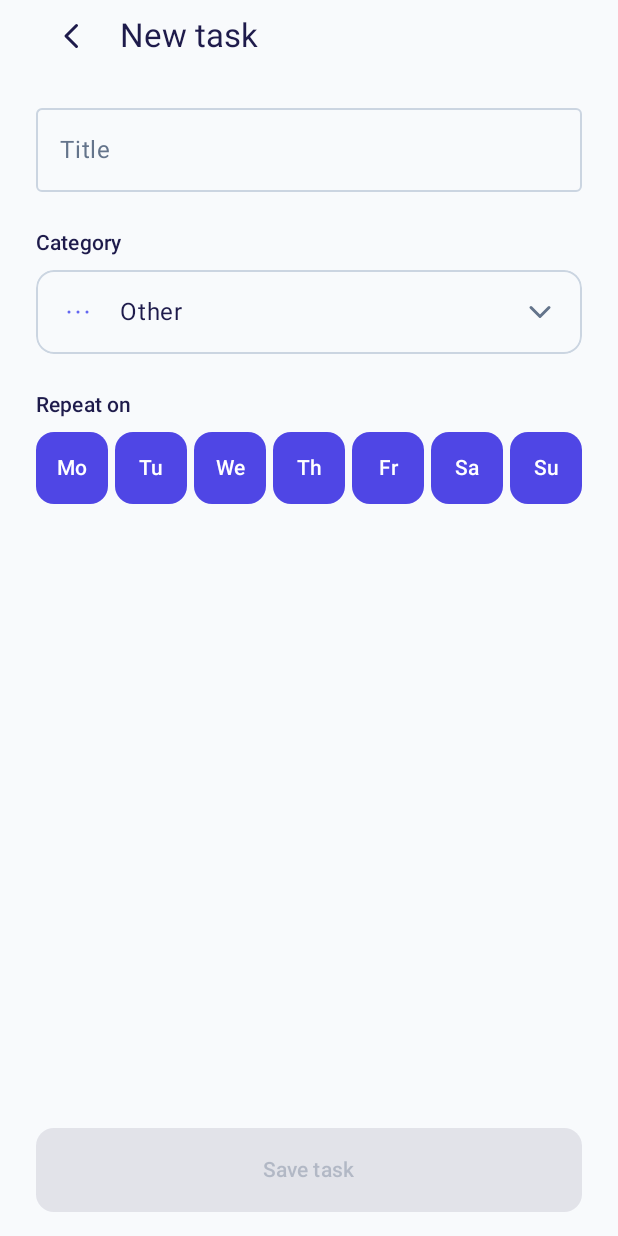
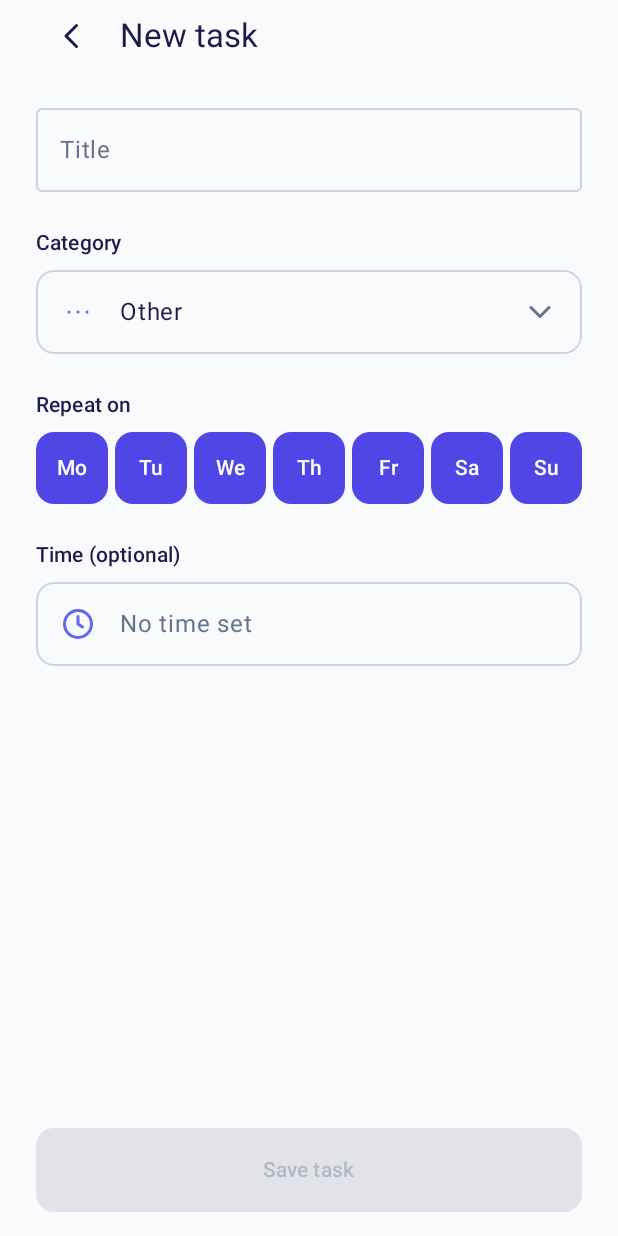
Before and after one commit to amirhosseinmodabberi/weave, an Android app built with Jetpack Compose: the screen it shows after launch (MainActivity), after a tap on "Add task", on a phone screen of 412 x 824 dp. Run offline under Robolectric (Android 15) with nearby library versions, the phone set to English and light mode, and no system bars; our stand-ins replace Dagger/Hilt's generated code, Room's generated code.

Commit message:
feat(task): add optional time to tasks

```diff
--- a/app/src/main/java/com/shinewhite/weave/ui/screens/AddTaskScreen.kt
+++ b/app/src/main/java/com/shinewhite/weave/ui/screens/AddTaskScreen.kt
@@ -21,15 +21,20 @@ import androidx.compose.foundation.rememberScrollState
 import androidx.compose.foundation.selection.toggleable
 import androidx.compose.foundation.shape.RoundedCornerShape
 import androidx.compose.foundation.verticalScroll
+import androidx.compose.material3.AlertDialog
 import androidx.compose.material3.Button
 import androidx.compose.material3.DropdownMenu
 import androidx.compose.material3.DropdownMenuItem
+import androidx.compose.material3.ExperimentalMaterial3Api
 import androidx.compose.material3.Icon
 import androidx.compose.material3.IconButton
 import androidx.compose.material3.MaterialTheme
 import androidx.compose.material3.OutlinedTextField
 import androidx.compose.material3.Surface
 import androidx.compose.material3.Text
+import androidx.compose.material3.TextButton
+import androidx.compose.material3.TimePicker
+import androidx.compose.material3.rememberTimePickerState
 import androidx.compose.runtime.Composable
 import androidx.compose.runtime.LaunchedEffect
 import androidx.compose.runtime.getValue
@@ -72,6 +77,7 @@ fun AddTaskScreen(taskId: Long?, onBack: () -> Unit, viewModel: AddTaskViewModel
         onTitleChange = viewModel::onTitleChange,
         onCategoryChange = viewModel::onCategoryChange,
         onDayToggle = viewModel::onDayToggle,
+        onTimeChange = viewModel::onTimeChange,
         onSave = viewModel::saveTask
     )
 }
@@ -83,8 +89,22 @@ fun AddTaskScreenContent(
     onTitleChange: (String) -> Unit,
     onCategoryChange: (TaskCategory) -> Unit,
     onDayToggle: (Int) -> Unit,
+    onTimeChange: (Int?) -> Unit,
     onSave: () -> Unit
 ) {
+    var showTimePicker by remember { mutableStateOf(false) }
+
+    if (showTimePicker) {
+        TimePickerDialog(
+            initialMinutes = uiState.timeMinutes,
+            onConfirm = {
+                onTimeChange(it)
+                showTimePicker = false
+            },
+            onDismiss = { showTimePicker = false }
+        )
+    }
+
     Surface(modifier = Modifier.fillMaxSize(), color = MaterialTheme.colorScheme.background) {
         Column(
             modifier = Modifier
@@ -149,6 +169,12 @@ fun AddTaskScreenContent(
                         }
                     }
                 }
+
+                TimeField(
+                    timeMinutes = uiState.timeMinutes,
+                    onClick = { showTimePicker = true },
+                    onClear = { onTimeChange(null) }
+                )
 
                 uiState.errorMessage?.let {
                     Text(
@@ -250,6 +276,74 @@ private fun CategoryDropdown(selected: TaskCategory, onSelected: (TaskCategory)
 }
 
 @Composable
+private fun TimeField(timeMinutes: Int?, onClick: () -> Unit, onClear: () -> Unit) {
+    val shape = RoundedCornerShape(Dimens.cornerRadius)
+
+    Column(verticalArrangement = Arrangement.spacedBy(Dimens.paddingSmall)) {
+        Text(
+            text = "Time (optional)",
+            style = MaterialTheme.typography.labelLarge,
+            color = MaterialTheme.colorScheme.onBackground
+        )
+        Row(verticalAlignment = Alignment.CenterVertically) {
+            Row(
+                modifier = Modifier
+                    .weight(1f)
+                    .height(Dimens.buttonHeight)
+                    .clip(shape)
+                    .border(1.dp, MaterialTheme.colorScheme.outline, shape)
+                    .clickable(role = Role.Button, onClick = onClick)
+                    .padding(horizontal = Dimens.paddingMedium),
+                verticalAlignment = Alignment.CenterVertically
+            ) {
+                Icon(
+                    imageVector = WeaveIcons.Clock,
+                    contentDescription = null,
+                    tint = MaterialTheme.colorScheme.secondary
+                )
+                Text(
+                    text = timeMinutes?.let { formatTime(it) } ?: "No time set",
+                    modifier = Modifier.padding(start = Dimens.paddingMedium),
+                    style = MaterialTheme.typography.bodyLarge,
+                    color = if (timeMinutes == null) {
+                        MaterialTheme.colorScheme.onSurfaceVariant
+                    } else {
+                        MaterialTheme.colorScheme.onBackground
+                    }
+                )
+            }
+            if (timeMinutes != null) {
+                TextButton(onClick = onClear) { Text("Clear") }
+            }
+        }
+    }
+}
+
+@OptIn(ExperimentalMaterial3Api::class)
+@Composable
+private fun TimePickerDialog(initialMinutes: Int?, onConfirm: (Int) -> Unit, onDismiss: () -> Unit) {
+    val initial = initialMinutes ?: (9 * 60)
+    val pickerState = rememberTimePickerState(
+        initialHour = initial / 60,
+        initialMinute = initial % 60,
+        is24Hour = false
+    )
+
+    AlertDialog(
+        onDismissRequest = onDismiss,
+        confirmButton = {
+            TextButton(onClick = { onConfirm(pickerState.hour * 60 + pickerState.minute) }) {
+                Text("OK")
+            }
+        },
+        dismissButton = {
+            TextButton(onClick = onDismiss) { Text("Cancel") }
+        },
+        text = { TimePicker(state = pickerState) }
+    )
+}
+
+@Composable
 private fun DayChip(label: String, selected: Boolean, onToggle: () -> Unit) {
     val shape = RoundedCornerShape(Dimens.cornerRadius)
     Box(
@@ -294,12 +388,14 @@ private fun AddTaskScreenPreview() {
             uiState = AddTaskUiState(
                 title = "Morning workout",
                 category = TaskCategory.GYM,
-                activeDaysMask = 0b0010101
+                activeDaysMask = 0b0010101,
+                timeMinutes = 7 * 60
             ),
             onBack = {},
             onTitleChange = {},
             onCategoryChange = {},
             onDayToggle = {},
+            onTimeChange = {},
             onSave = {}
         )
     }
--- a/app/src/main/java/com/shinewhite/weave/ui/screens/AddTaskViewModel.kt
+++ b/app/src/main/java/com/shinewhite/weave/ui/screens/AddTaskViewModel.kt
@@ -28,6 +28,10 @@ class AddTaskViewModel @Inject constructor(
 
     fun onCategoryChange(category: TaskCategory) {
         _uiState.update { it.copy(category = category) }
+    }
+
+    fun onTimeChange(minutes: Int?) {
+        _uiState.update { it.copy(timeMinutes = minutes) }
     }
 
     fun onDayToggle(dayIndex: Int) {
--- a/app/src/main/java/com/shinewhite/weave/ui/screens/WeaveIcons.kt
+++ b/app/src/main/java/com/shinewhite/weave/ui/screens/WeaveIcons.kt
@@ -33,6 +33,7 @@ object WeaveIcons {
     val Plus = strokeIcon("Plus", "M12 5v14M5 12h14")
     val Back = strokeIcon("Back", "M15 5l-7 7 7 7")
     val ChevronDown = strokeIcon("ChevronDown", "M6 9l6 6 6-6")
+    val Clock = strokeIcon("Clock", "M3 12a9 9 0 1 0 18 0a9 9 0 1 0-18 0", "M12 7v5l3 2")
     val Edit = strokeIcon("Edit", "M4 20h4L19 9a2.8 2.8 0 0 0-4-4L4 16z", "M13.5 6.5l4 4")
     val Delete = strokeIcon(
         "Delete",
```
